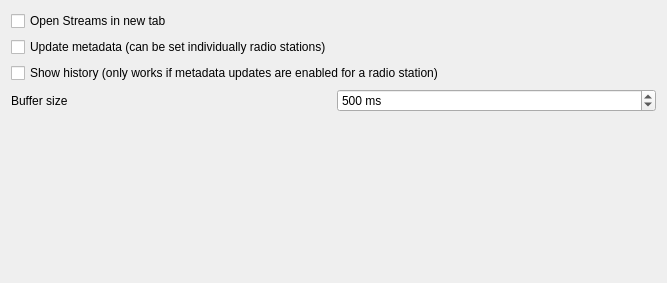
This is src/Gui/Preferences/Streams/GUI_StreamPreferences.ui in Inferno214221/sayonara-player as Qt 5 draws it before an edit. The edited form follows.
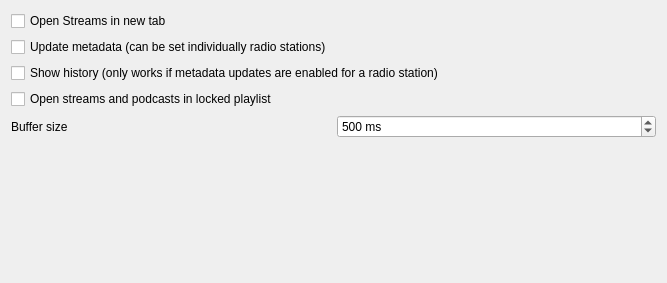
This is the edited form.

Commit message: Streams: add locked playlist setting to UI

```diff
--- a/src/Gui/Preferences/Streams/GUI_StreamPreferences.ui
+++ b/src/Gui/Preferences/Streams/GUI_StreamPreferences.ui
@@ -11,30 +11,21 @@
    </rect>
   </property>
   <layout class="QGridLayout" name="gridLayout">
-   <item row="3" column="1">
-    <widget class="QSpinBox" name="sbBufferSize">
-     <property name="suffix">
-      <string> ms</string>
+   <item row="1" column="0" colspan="2">
+    <widget class="QCheckBox" name="cbUpdateMetadata">
+     <property name="text">
+      <string>Update metadata (can be set individually radio stations)</string>
      </property>
-     <property name="minimum">
-      <number>20</number>
-     </property>
-     <property name="maximum">
-      <number>1000</number>
-     </property>
-     <property name="value">
-      <number>500</number>
-     </property>
     </widget>
    </item>
-   <item row="3" column="0">
-    <widget class="QLabel" name="labBufferSize">
+   <item row="2" column="0" colspan="2">
+    <widget class="QCheckBox" name="cbShowHistory">
      <property name="text">
-      <string>Buffer size</string>
+      <string>Show history (only works if metadata updates are enabled for a radio station)</string>
      </property>
     </widget>
    </item>
-   <item row="4" column="1">
+   <item row="5" column="1">
     <spacer name="verticalSpacer">
      <property name="orientation">
       <enum>Qt::Vertical</enum>
@@ -47,10 +38,26 @@
      </property>
     </spacer>
    </item>
-   <item row="1" column="0" colspan="2">
-    <widget class="QCheckBox" name="cbUpdateMetadata">
+   <item row="4" column="0">
+    <widget class="QLabel" name="labBufferSize">
      <property name="text">
-      <string>Update metadata (can be set individually radio stations)</string>
+      <string>Buffer size</string>
+     </property>
+    </widget>
+   </item>
+   <item row="4" column="1">
+    <widget class="QSpinBox" name="sbBufferSize">
+     <property name="suffix">
+      <string> ms</string>
+     </property>
+     <property name="minimum">
+      <number>20</number>
+     </property>
+     <property name="maximum">
+      <number>1000</number>
+     </property>
+     <property name="value">
+      <number>500</number>
      </property>
     </widget>
    </item>
@@ -61,10 +68,10 @@
      </property>
     </widget>
    </item>
-   <item row="2" column="0" colspan="2">
-    <widget class="QCheckBox" name="cbShowHistory">
+   <item row="3" column="0" colspan="2">
+    <widget class="QCheckBox" name="cbOpenInLockedPlaylist">
      <property name="text">
-      <string>Show history (only works if metadata updates are enabled for a radio station)</string>
+      <string>Open streams and podcasts in locked playlist</string>
      </property>
     </widget>
    </item>
```
The commit also changes 1 other file.
